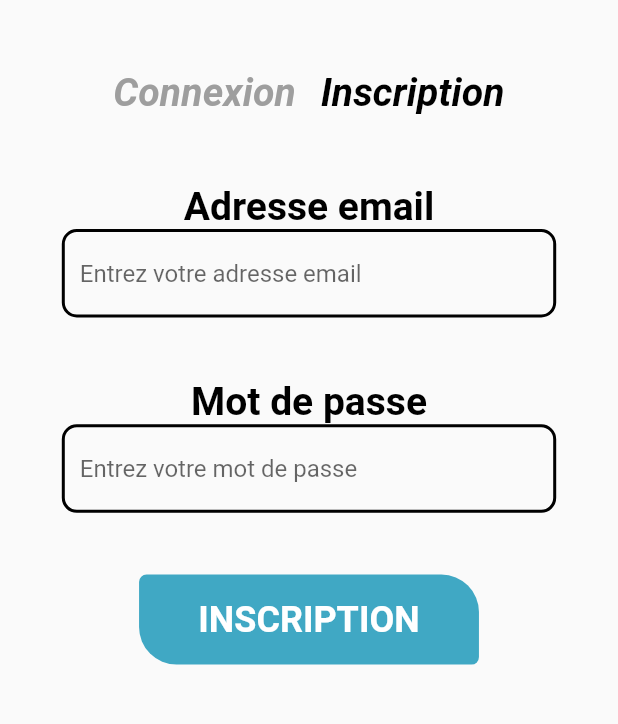
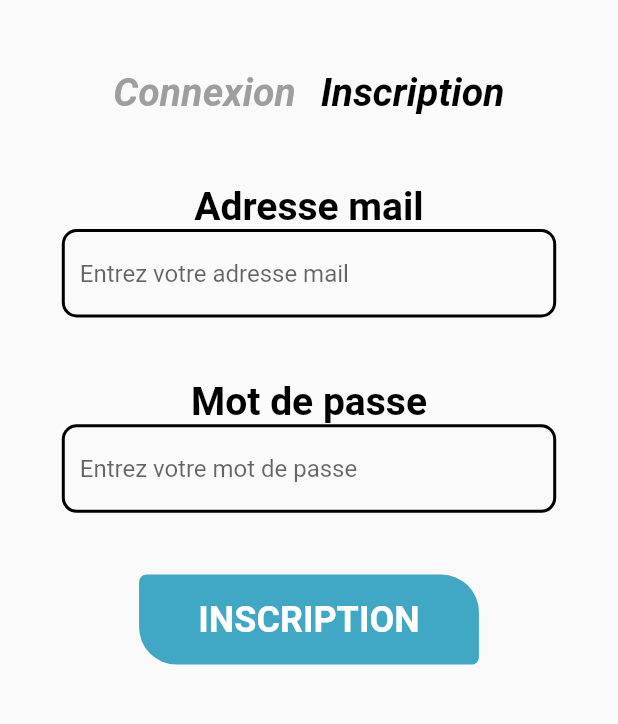
Before and after one commit to CameronBGassedat/TimArchyApp, a Flutter app: the screen it shows after launch, after a tap on "Inscription", on a phone screen of 412 x 824 dp, the part 185-909 px from its top. Run offline on Flutter 3.47's test engine with Material 2 defaults, Android fonts, the phone set to English and light mode, and no system bars; our stand-ins replace flutter_blue, rxdart, timer_builder; network calls fail.

Commit message:
Add login and signup

```diff
--- a/lib/UI/Screens/accessPages/login.dart
+++ b/lib/UI/Screens/accessPages/login.dart
@@ -1,41 +1,99 @@
+import 'dart:convert';
+
 import 'package:flutter/material.dart';
 import 'package:tim_archy_app/UI/Helpers/helper.dart';
 import 'package:tim_archy_app/UI/Screens/home.dart';
+import 'package:tim_archy_app/BusinessLogic/Authentication.dart';
+import 'package:tim_archy_app/Data/my_globals.dart' as globals;
 
-Widget displayLogin(BuildContext context)
-{
+Widget displayLogin(BuildContext context) {
   final screenHeight = MediaQuery.of(context).size.height;
   final screenWidth = MediaQuery.of(context).size.width;
+  final AuthenticationAirlux _auth = new AuthenticationAirlux();
+  String _email = "";
+  String _password = "";
 
-  return
-    Column(
-      children: [
+  return Column(children: [
     Padding(
       padding: EdgeInsets.only(bottom: 0.05 * screenHeight),
-          child: makeFormSizedBox("Adresse email", "Entrez votre adresse email"),
+      child: Padding(
+        padding: const EdgeInsets.symmetric(horizontal: 30.0),
+        child: TextField(
+          onChanged: (value) {
+            _email = value;
+            globals.setUserEmail(value);
+            print(_email);
+          },
+          decoration: InputDecoration(
+            hintText: "Entrez votre adresse mail",
+            enabledBorder: OutlineInputBorder(
+              borderRadius: BorderRadius.circular(10.0),
+              borderSide: const BorderSide(width: 2.0),
             ),
-
+            focusedBorder: OutlineInputBorder(
+              borderRadius: BorderRadius.circular(10.0),
+              borderSide: const BorderSide(color: Colors.blue, width: 2.0),
+            ),
+          ),
+        ),
+      ),
+    ),
     Padding(
       padding: EdgeInsets.only(bottom: 0.05 * screenHeight),
-          child: makeFormSizedBox("Mot de passe", "Entrez votre mot de passe"),
+      child: Padding(
+        padding: const EdgeInsets.symmetric(horizontal: 30),
+        child: TextField(
+          onChanged: (value) {
+            _password = value;
+            globals.setUserPwd(value);
+            print(_password);
+          },
+          decoration: InputDecoration(
+            hintText: "Entrez votre mot de passe",
+            enabledBorder: OutlineInputBorder(
+              borderRadius: BorderRadius.circular(10.0),
+              borderSide: const BorderSide(width: 2.0),
             ),
-
+            focusedBorder: OutlineInputBorder(
+              borderRadius: BorderRadius.circular(10.0),
+              borderSide: const BorderSide(color: Colors.blue, width: 2.0),
+            ),
+          ),
+        ),
+      ),
+    ),
     Padding(
       padding: EdgeInsets.only(bottom: 0.025 * screenHeight),
       child: FractionallySizedBox(
         widthFactor: 0.55,
         child: InkWell(
-              onTap: () => Navigator.of(context).push(
-                MaterialPageRoute(builder : (context) => const HomePage())
-              ),
-              child: makeCustomButton(const Color(0xFF235784), 25.0, 5.0, 5.0, 25.0, "CONNEXION"),
+          onTap: () async => {
+            await _auth.login(_email, _password).then((value) async {
+              print(value);
+              final Map<String, dynamic> parsedData =
+                  await jsonDecode(value.toString());
+              final bool authenticated = parsedData['authenticated'];
+              final String data = parsedData['data'];
+              if (authenticated) {
+                Navigator.of(context).push(
+                    MaterialPageRoute(builder: (context) => const HomePage()));
+              } else {
+                ScaffoldMessenger.of(context).showSnackBar(SnackBar(
+                  content: Text('Email ou mot de passe incorrect'),
+                  backgroundColor: Colors.blueGrey,
+                ));
+              }
+            })
+          },
+          child: makeCustomButton(
+              const Color(0xFF235784), 25.0, 5.0, 5.0, 25.0, "CONNEXION"),
         ),
       ),
     ),
-
     InkWell(
-          child: makeText("Mot de passe oublié ?", const Color(0xFF40A8C4), 18, FontStyle.normal, FontWeight.bold),
-          onTap : () {
+      child: makeText("Mot de passe oublié ?", const Color(0xFF40A8C4), 18,
+          FontStyle.normal, FontWeight.bold),
+      onTap: () {
         showDialog(
           context: context,
           builder: (_) => Dialog(
@@ -53,7 +111,7 @@ Widget displayLogin(BuildContext context)
                       20,
                       FontStyle.normal,
                       FontWeight.bold,
-                          txtAlign : TextAlign.center,
+                      txtAlign: TextAlign.center,
                     ),
                   ),
                   Padding(
@@ -64,7 +122,9 @@ Widget displayLogin(BuildContext context)
                     onTap: () {
                       Navigator.of(context).pop();
                     },
-                        child: makeCustomButton(const Color(0xFF40A8C4), 25.0, 25.0, 25.0, 25.0, "Valider", btnWidth : 0.3 * screenWidth),
+                    child: makeCustomButton(const Color(0xFF40A8C4), 25.0, 25.0,
+                        25.0, 25.0, "Valider",
+                        btnWidth: 0.3 * screenWidth),
                   )
                 ],
               ),
@@ -72,8 +132,6 @@ Widget displayLogin(BuildContext context)
           ),
         );
       },
-
     ),
-      ]
-    );
+  ]);
 }
--- a/lib/UI/Screens/accessPages/register.dart
+++ b/lib/UI/Screens/accessPages/register.dart
@@ -1,31 +1,101 @@
+import 'dart:convert';
+
 import 'package:flutter/material.dart';
+import 'package:tim_archy_app/BusinessLogic/Authentication.dart';
 import 'package:tim_archy_app/UI/Helpers/helper.dart';
 import 'package:tim_archy_app/UI/Screens/home.dart';
+import 'package:tim_archy_app/Data/my_globals.dart' as globals;
 
-Widget displayRegister(BuildContext context)
-{
+Widget displayRegister(BuildContext context) {
   final screenHeight = MediaQuery.of(context).size.height;
+  final AuthenticationAirlux _auth = new AuthenticationAirlux();
+  String _email = "";
+  String _password = "";
 
-  return
-    Column(
+  return Column(
     children: [
       Padding(
         padding: EdgeInsets.only(bottom: 0.05 * screenHeight),
-          child: makeFormSizedBox("Adresse email", "Entrez votre adresse email"),
+        child: FractionallySizedBox(
+          widthFactor: 0.8,
+          child: Column(
+            children: [
+              makeText("Adresse mail", Colors.black, 26, FontStyle.normal,
+                  FontWeight.bold),
+              TextField(
+                onChanged: (value) {
+                  globals.setUserEmail(value);
+                },
+                decoration: InputDecoration(
+                  hintText: "Entrez votre adresse mail",
+                  enabledBorder: OutlineInputBorder(
+                    borderRadius: BorderRadius.circular(10.0),
+                    borderSide: const BorderSide(width: 2.0),
                   ),
-
+                  focusedBorder: OutlineInputBorder(
+                    borderRadius: BorderRadius.circular(10.0),
+                    borderSide:
+                        const BorderSide(color: Colors.blue, width: 2.0),
+                  ),
+                ),
+              ),
+            ],
+          ),
+        ),
+      ),
       Padding(
         padding: EdgeInsets.only(bottom: 0.05 * screenHeight),
-          child: makeFormSizedBox("Mot de passe", "Entrez votre mot de passe"),
+        child: FractionallySizedBox(
+          widthFactor: 0.8,
+          child: Column(
+            children: [
+              makeText("Mot de passe", Colors.black, 26, FontStyle.normal,
+                  FontWeight.bold),
+              TextField(
+                onChanged: (value) {
+                  globals.setUserPwd(value);
+                },
+                decoration: InputDecoration(
+                  hintText: "Entrez votre mot de passe",
+                  enabledBorder: OutlineInputBorder(
+                    borderRadius: BorderRadius.circular(10.0),
+                    borderSide: const BorderSide(width: 2.0),
                   ),
-
+                  focusedBorder: OutlineInputBorder(
+                    borderRadius: BorderRadius.circular(10.0),
+                    borderSide:
+                        const BorderSide(color: Colors.blue, width: 2.0),
+                  ),
+                ),
+              ),
+            ],
+          ),
+        ),
+      ),
       FractionallySizedBox(
         widthFactor: 0.55,
         child: InkWell(
-            onTap: () => Navigator.of(context).push(
-              MaterialPageRoute(builder : (context) => const HomePage())
-            ),
-            child: makeCustomButton(const Color(0xFF40A8C4), 5.0, 25.0, 25.0, 5.0, "INSCRIPTION"),
+          onTap: () async => {
+            await _auth.signup(_email, _password).then((value) async {
+              print(value);
+              final Map<String, dynamic> parsedData =
+                  await jsonDecode(value.toString());
+              final bool signed = parsedData['signed'];
+              print(signed);
+              if (signed) {
+                ScaffoldMessenger.of(context).showSnackBar(SnackBar(
+                  content: Text('Compte crée'),
+                  backgroundColor: Colors.lightGreen,
+                ));
+              } else {
+                ScaffoldMessenger.of(context).showSnackBar(SnackBar(
+                    content: Text('Erreur lors de la création'),
+                    backgroundColor: Colors.blueGrey));
+              }
+            })
+          },
+          child: makeCustomButton(
+              const Color(0xFF40A8C4), 5.0, 25.0, 25.0, 5.0, "INSCRIPTION"),
         ),
       ),
     ],
```
Also changed, not shown: lib/BusinessLogic/Authentication.dart (added, +58 -0 lines), lib/Data/my_globals.dart (+13 -1 lines), lib/UI/Screens/homePages/sensors.dart (+29 -25 lines). Lines whose indentation alone changed are shown as unchanged.
